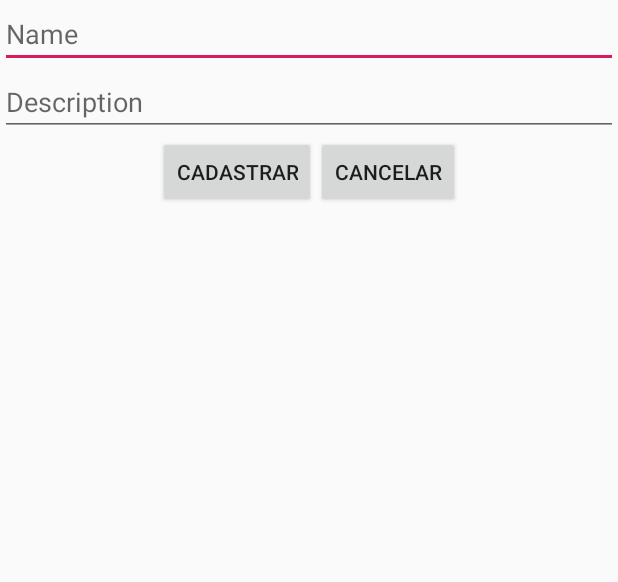
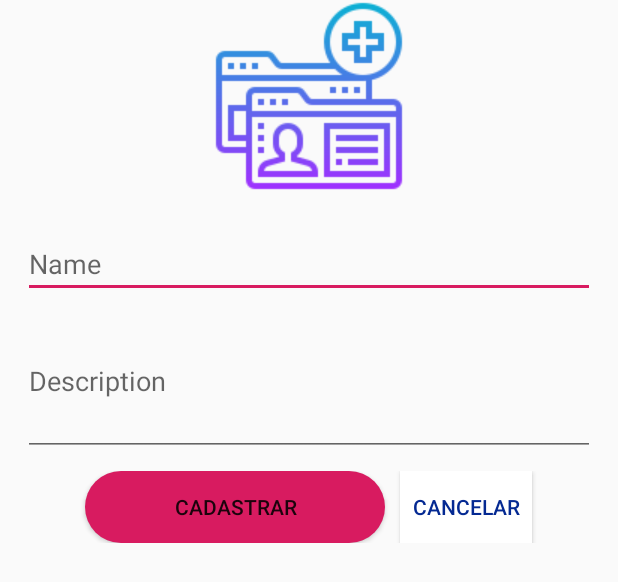
Before and after one commit to WesleyLeocadio/Task-Manager, an Android app: the layout fragment_register_subject.xml on its own in the app's theme, with its tools: preview values and no code run, on a phone screen of 412 x 824 dp. Shown: the top 582 px of the screen. Run offline under Robolectric (Android 15) with nearby library versions, the phone set to English and light mode, and no system bars.

```diff
--- a/app/build.gradle
+++ b/app/build.gradle
@@ -47,5 +47,8 @@ dependencies {
 
     kapt 'android.arch.persistence.room:compiler:2.2.0-rc01'
 
+    implementation 'com.android.support:design:29.0.1'
+    implementation 'com.android.support:recyclerview-v7:29.0.1'
+
 
 }
--- a/app/src/main/res/layout/app_bar_main.xml
+++ b/app/src/main/res/layout/app_bar_main.xml
@@ -29,6 +29,6 @@
         android:layout_height="wrap_content"
         android:layout_gravity="bottom|end"
         android:layout_margin="@dimen/fab_margin"
-        app:srcCompat="@android:drawable/ic_dialog_email" />
+        app:srcCompat="@android:drawable/ic_input_add" />
 
 </androidx.coordinatorlayout.widget.CoordinatorLayout>
--- a/app/src/main/res/layout/fragment_register_subject.xml
+++ b/app/src/main/res/layout/fragment_register_subject.xml
@@ -1,5 +1,6 @@
 <?xml version="1.0" encoding="utf-8"?>
 <FrameLayout xmlns:android="http://schemas.android.com/apk/res/android"
+    xmlns:app="http://schemas.android.com/apk/res-auto"
     xmlns:tools="http://schemas.android.com/tools"
     android:layout_width="match_parent"
     android:layout_height="match_parent"
@@ -10,16 +11,29 @@
         android:layout_height="match_parent"
         android:orientation="vertical">
 
+        <ImageView
+            android:id="@+id/imageView3"
+            android:layout_width="match_parent"
+            android:layout_height="wrap_content"
+            android:layout_marginBottom="20dp"
+            android:src="@drawable/subject" />
+
         <EditText
             android:id="@+id/txtName"
             android:layout_width="match_parent"
             android:layout_height="wrap_content"
+            android:layout_marginLeft="15dp"
+            android:layout_marginTop="5dp"
+            android:layout_marginRight="15dp"
             android:hint="@string/name" />
 
         <EditText
             android:id="@+id/txtDescription"
             android:layout_width="match_parent"
-            android:layout_height="wrap_content"
+            android:layout_height="100dp"
+            android:layout_marginLeft="15dp"
+            android:layout_marginTop="5dp"
+            android:layout_marginRight="15dp"
             android:hint="@string/description" />
 
 
@@ -27,19 +41,24 @@
             android:layout_width="match_parent"
             android:layout_height="wrap_content"
             android:layout_gravity="center"
+            android:layout_marginTop="10dp"
             android:gravity="center"
             android:orientation="horizontal">
 
             <Button
                 android:id="@+id/btnRegister"
-                android:layout_width="wrap_content"
+                android:layout_width="200dp"
                 android:layout_height="wrap_content"
+                android:background="@drawable/button_background"
                 android:text="@string/cadastrar" />
 
             <Button
                 android:id="@+id/btnCancel"
                 android:layout_width="wrap_content"
                 android:layout_height="wrap_content"
+                android:layout_marginLeft="10dp"
+                android:background="#ffffff"
+                android:textColor="@color/buttnCancelar"
                 android:text="@string/cancelar" />
 
         </LinearLayout>
--- a/app/src/main/res/menu/activity_main_drawer.xml
+++ b/app/src/main/res/menu/activity_main_drawer.xml
@@ -8,6 +8,10 @@
             android:id="@+id/nav_home"
             android:icon="@drawable/ic_menu_camera"
             android:title="@string/menu_home" />
+        <item
+            android:id="@+id/nav_register"
+            android:icon="@drawable/ic_menu_camera"
+            android:title="@string/cadastrar" />
         <item
             android:id="@+id/nav_done"
             android:icon="@drawable/ic_menu_camera"
--- a/app/src/main/res/values/colors.xml
+++ b/app/src/main/res/values/colors.xml
@@ -5,4 +5,7 @@
     <color name="colorAccent">#D81B60</color>
     <color name="background_login">#110C16</color>
     <color name="colorText">#ffffff</color>
+    <color name="backgroun_menu">#1F0F27</color>
+    <color name="buttnCancelar">#042992</color>
+
 </resources>
--- a/app/src/main/res/values/strings.xml
+++ b/app/src/main/res/values/strings.xml
@@ -17,7 +17,6 @@
     <string name="number">Number</string>
     <string name="email">Email</string>
     <string name="password">Password</string>
-    <string name="cadastrar">Cadastrar</string>
     <string name="erro_inesperado">Algo de errado aconteceu. TENTE NOVAMENTE!</string>
     <string name="email_cadastrado">Email já cadastrado!</string>
     <string name="informar_campos">Informe todos os campos!</string>
@@ -41,4 +40,5 @@
     <string name="menu_logout">Sair</string>
     <string name="description">Description</string>
     <string name="cancelar">Cancelar</string>
+    <string name="cadastrar">Cadastrar</string>
 </resources>
```
Also changed, not shown: app/src/main/java/com/example/taskmanager/adapter/SubjectAdapterRecycler.kt (added, +32 -0 lines), app/src/main/java/com/example/taskmanager/listener/SubjectListener.kt (added, +58 -0 lines), app/src/main/java/com/example/taskmanager/ui/subject/HomeFragment.kt (added, +29 -0 lines), app/src/main/java/com/example/taskmanager/viewholder/SubjectViewHolder.kt (added, +23 -0 lines), app/src/main/java/com/example/taskmanager/views/MainActivity.kt (+5 -2 lines), app/src/main/res/layout/content_main.xml (+2 -5 lines), app/src/main/res/layout/fragment_home2.xml (added, +17 -0 lines), app/src/main/res/layout/inflatersubject.xml (added, +49 -0 lines), app/src/main/res/layout/nav_header_main.xml (+5 -3 lines), app/src/main/res/drawable-v21/card.png (added), app/src/main/res/drawable-v21/idcard.png (added), app/src/main/res/drawable-v21/subject.png (added).
